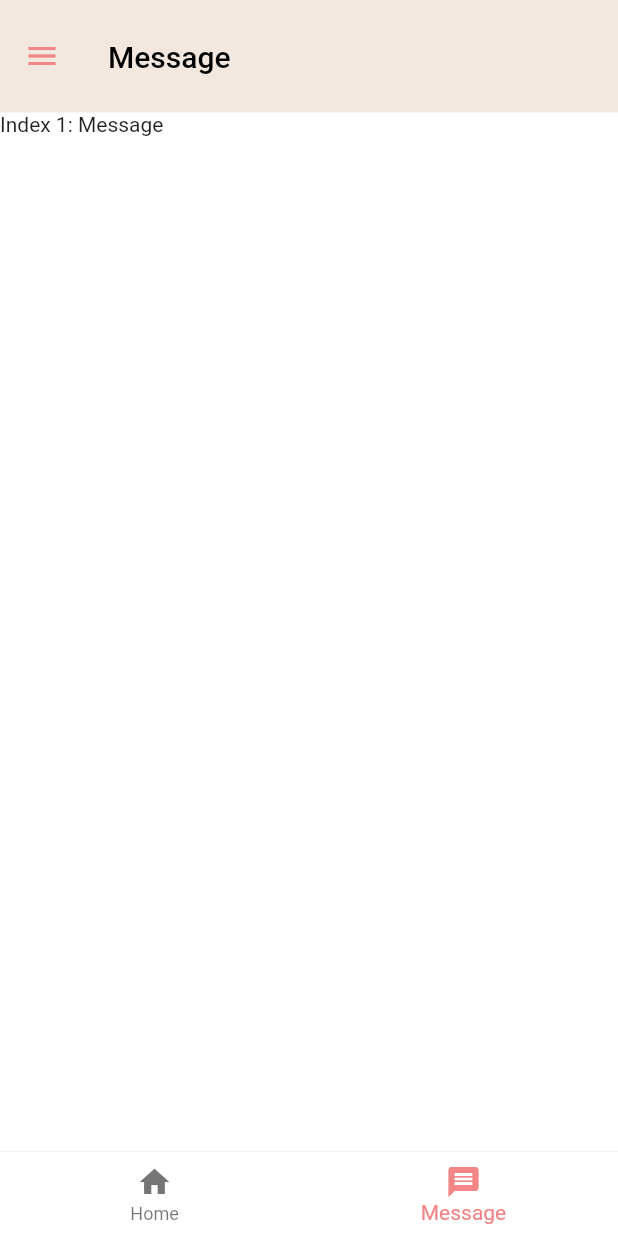
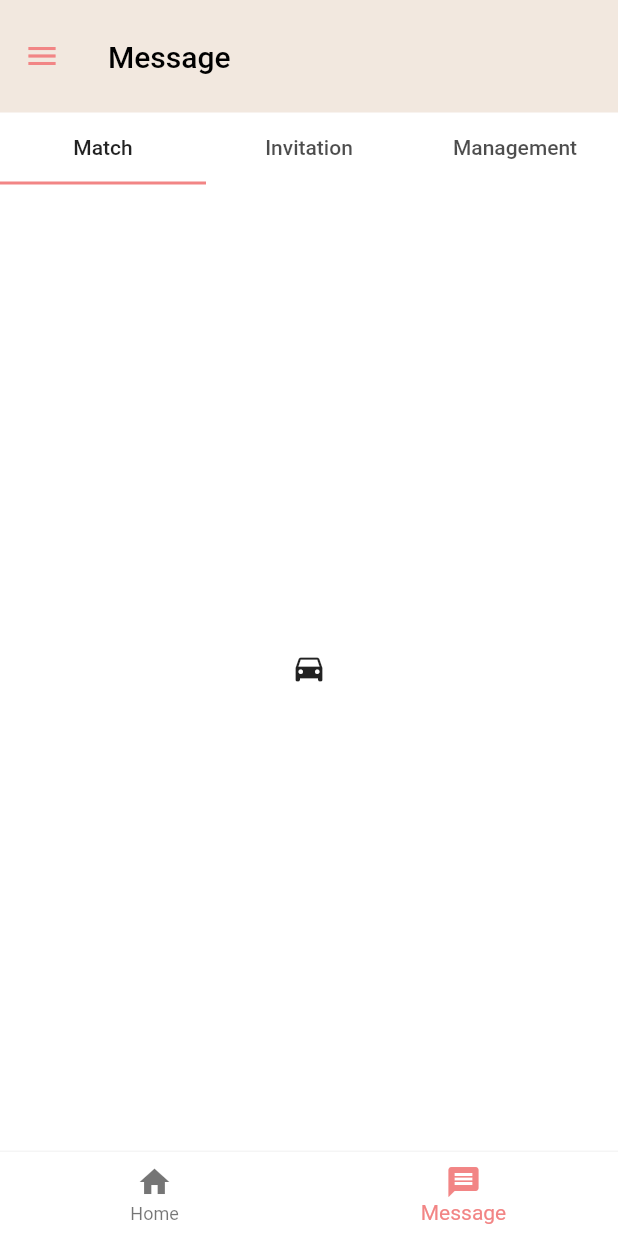
Before and after one commit to 6156-superstainsocket/match_frontend, a Flutter app: the screen it shows after launch, item 2 of the bottom bar chosen, on a phone screen of 412 x 824 dp. Run offline on Flutter 3.47's test engine with Material 2 defaults, Android fonts, the phone set to English and light mode, and no system bars; our stand-ins replace flutter_svg.

Commit message:
add message tab bar (#14)

```diff
--- a/lib/src/pages/group/group_main.dart
+++ b/lib/src/pages/group/group_main.dart
@@ -1,5 +1,6 @@
 import 'package:demo/constants.dart';
 import 'package:demo/src/pages/group/group_list.dart';
+import 'package:demo/src/pages/message/message_bar.dart';
 import 'package:demo/src/pages/utils/my_drawer.dart';
 import 'package:flutter/material.dart';
 import 'package:demo/src/pages/utils/logo_menu.dart';
@@ -16,9 +17,7 @@ class _GroupMainState extends State<GroupMain> {
   final List<String> _barTitles = ["Group", "Message"];
   static const List<Widget> _widgetOptions = <Widget>[
     GroupList(),
-    Text(
-      'Index 1: Message',
-    ),
+    MessageBar(),
   ];
 
   @override
--- /dev/null
+++ b/lib/src/pages/message/message_bar.dart
@@ -0,0 +1,35 @@
+import 'package:demo/constants.dart';
+import 'package:flutter/material.dart';
+
+class MessageBar extends StatefulWidget {
+  const MessageBar({super.key});
+
+  @override
+  State<MessageBar> createState() => _MessageBarState();
+}
+
+class _MessageBarState extends State<MessageBar> {
+  @override
+  Widget build(BuildContext context) {
+    return const DefaultTabController(
+      length: 3,
+      child: Scaffold(
+        appBar: TabBar(
+          tabs: [
+            Tab(text: "Match"),
+            Tab(text: "Invitation"),
+            Tab(text: "Management"),
+          ],
+          indicatorColor: pinkHeavyColor,
+        ),
+        body: TabBarView(
+          children: [
+            Icon(Icons.directions_car),
+            Icon(Icons.directions_transit),
+            Icon(Icons.directions_bike),
+          ],
+        ),
+      ),
+    );
+  }
+}
```
